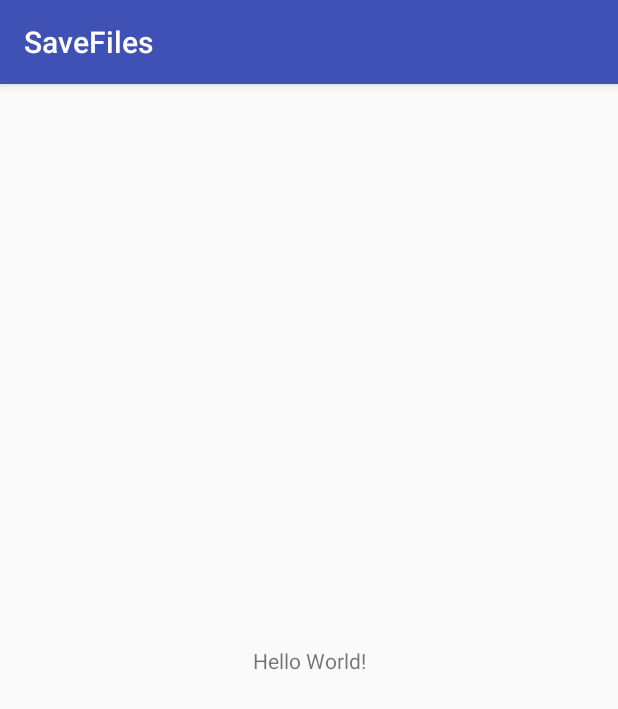
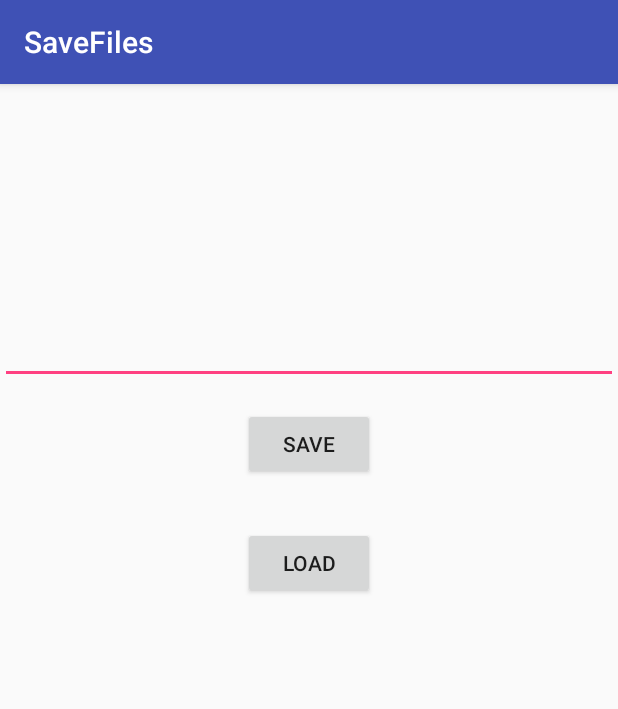
Before and after one commit to Mamithi/AndroidSaveFiles, an Android app: the screen it shows after launch (MainActivity), on a phone screen of 412 x 824 dp. Shown: the top 709 px of the screen. Run offline under Robolectric (Android 15) with nearby library versions, the phone set to English and light mode, and no system bars.

```diff
--- a/app/src/main/res/layout/activity_main.xml
+++ b/app/src/main/res/layout/activity_main.xml
@@ -1,18 +1,34 @@
 <?xml version="1.0" encoding="utf-8"?>
-<android.support.constraint.ConstraintLayout xmlns:android="http://schemas.android.com/apk/res/android"
+<RelativeLayout xmlns:android="http://schemas.android.com/apk/res/android"
     xmlns:app="http://schemas.android.com/apk/res-auto"
     xmlns:tools="http://schemas.android.com/tools"
     android:layout_width="match_parent"
     android:layout_height="match_parent"
     tools:context="com.mamithi.savefiles.MainActivity">
 
-    <TextView
+    <EditText
+        android:id="@+id/edit_text"
+        android:layout_width="match_parent"
+        android:layout_height="200dp" />
+    <Button
+        android:id="@+id/btnSave"
         android:layout_width="wrap_content"
         android:layout_height="wrap_content"
-        android:text="Hello World!"
-        app:layout_constraintBottom_toBottomOf="parent"
-        app:layout_constraintLeft_toLeftOf="parent"
-        app:layout_constraintRight_toRightOf="parent"
-        app:layout_constraintTop_toTopOf="parent" />
+        android:layout_below="@+id/edit_text"
+        android:layout_centerHorizontal="true"
+        android:layout_marginTop="16dp"
+        android:text="Save"
+        android:onClick="save"/>
 
-</android.support.constraint.ConstraintLayout>
+    <Button
+        android:id="@+id/btnLoad"
+        android:layout_width="wrap_content"
+        android:layout_height="wrap_content"
+        android:layout_alignLeft="@+id/btnSave"
+        android:layout_alignStart="@+id/btnSave"
+        android:layout_below="@+id/btnSave"
+        android:layout_marginTop="31dp"
+        android:text="Load"
+        android:onClick="load"/>
+
+</RelativeLayout>
```
Also changed, not shown: app/src/main/java/com/mamithi/savefiles/MainActivity.java (+72 -0 lines).
